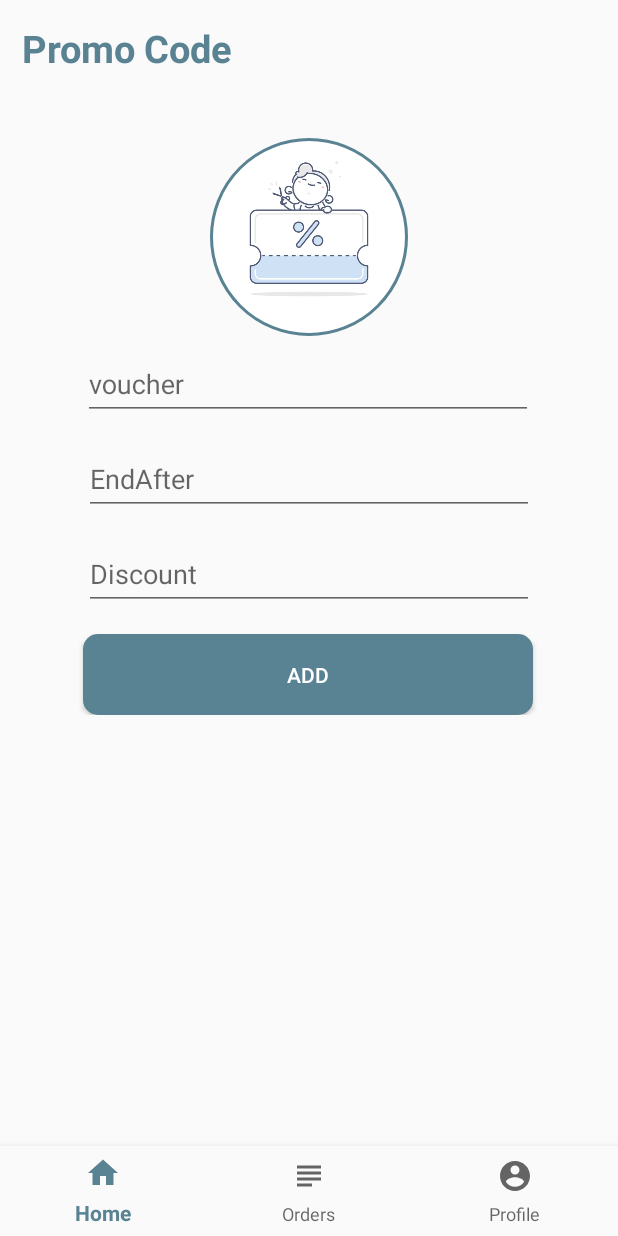
After one commit to linafayez/My-Shop, an Android app: the AddPromoCode screen opened through its navigation route, on a phone screen of 412 x 824 dp. The commit adds this screen. Run offline under Robolectric (Android 15) with nearby library versions, the phone set to English and light mode, and no system bars; our stand-ins replace CircleImageView, Firebase (no records; nobody signed in at launch, a user with empty details on screens opened directly), navigation-ui; libraries missing offline, so code that uses them is left out: studio.carbonylgroup.textfieldboxes.

Commit message:
promo code

```diff
--- a/app/build.gradle
+++ b/app/build.gradle
@@ -58,5 +58,5 @@ dependencies {
     implementation 'com.github.mancj:MaterialSearchBar:0.8.5'
     implementation 'com.google.android.libraries.places:places:2.4.0'
     implementation 'com.karumi:dexter:6.2.1'
-
+    implementation 'com.github.HITGIF:TextFieldBoxes:1.4.5'
 }
--- /dev/null
+++ b/app/src/main/java/com/shop/myshop/Admin/AddPromoCode.java
@@ -0,0 +1,73 @@
+package com.shop.myshop.Admin;
+
+import android.os.Bundle;
+
+import androidx.annotation.NonNull;
+import androidx.annotation.Nullable;
+import androidx.fragment.app.Fragment;
+import androidx.navigation.Navigation;
+
+import android.view.LayoutInflater;
+import android.view.View;
+import android.view.ViewGroup;
+import android.widget.Button;
+import android.widget.Toast;
+
+import com.google.android.gms.tasks.OnSuccessListener;
+import com.google.android.material.textfield.TextInputLayout;
+import com.google.firebase.Timestamp;
+import com.google.firebase.firestore.FirebaseFirestore;
+import com.shop.myshop.PromoCodeModel;
+import com.shop.myshop.R;
+
+import studio.carbonylgroup.textfieldboxes.TextFieldBoxes;
+
+public class AddPromoCode extends Fragment {
+    TextInputLayout PromoCode , EndAfter, Discount;
+    Button Add;
+    String id;
+    FirebaseFirestore db ;
+    PromoCodeModel promoCodeModel;
+    public AddPromoCode() {
+        // Required empty public constructor
+    }
+    @Override
+    public View onCreateView(LayoutInflater inflater, ViewGroup container,
+                             Bundle savedInstanceState) {
+        // Inflate the layout for this fragment
+        return inflater.inflate(R.layout.fragment_add_promo_code, container, false);
+    }
+
+    @Override
+    public void onViewCreated(@NonNull View view, @Nullable Bundle savedInstanceState) {
+        super.onViewCreated(view, savedInstanceState);
+        db = FirebaseFirestore.getInstance();
+        id = db.collection("PromoCode").document().getId();
+
+        PromoCode = view.findViewById(R.id.voucher);
+        EndAfter = view.findViewById(R.id.EndDate);
+
+        Discount= view.findViewById(R.id.Discount);
+        Add = view.findViewById(R.id.add);
+        Add.setOnClickListener(new View.OnClickListener() {
+            @Override
+            public void onClick(View v) {
+                Add.setVisibility(View.INVISIBLE);
+               // Toast.makeText(getContext(),PromoCode.getEditText().getText()+"",Toast.LENGTH_LONG).show();
+               promoCodeModel = new PromoCodeModel(id,Timestamp.now(),   new Timestamp(Timestamp.now().getSeconds()+Integer.parseInt(EndAfter.getEditText().getText().toString())*60*60,0),PromoCode.getEditText().getText().toString(),Integer.parseInt(Discount.getEditText().getText().toString()));
+               Upload(promoCodeModel);
+
+            }
+        });
+    }
+
+    private void Upload(PromoCodeModel promoCodeModel) {
+        db.collection("PromoCode").document(id).set(promoCodeModel).addOnSuccessListener(new OnSuccessListener<Void>() {
+            @Override
+            public void onSuccess(Void aVoid) {
+                Toast.makeText(getContext(),"Done",Toast.LENGTH_LONG).show();
+                Navigation.findNavController(getView()).navigateUp();
+            }
+        });
+    }
+}
--- /dev/null
+++ b/app/src/main/res/layout/fragment_add_promo_code.xml
@@ -0,0 +1,118 @@
+<?xml version="1.0" encoding="utf-8"?>
+<ScrollView xmlns:android="http://schemas.android.com/apk/res/android"
+    xmlns:tools="http://schemas.android.com/tools"
+    android:layout_width="match_parent"
+    android:layout_height="match_parent"
+    xmlns:app="http://schemas.android.com/apk/res-auto"
+    tools:context=".Admin.AddPromoCode">
+
+
+    <androidx.constraintlayout.widget.ConstraintLayout
+        android:layout_width="match_parent"
+        android:layout_height="wrap_content">
+
+        <TextView
+            android:id="@+id/textView3"
+            android:layout_width="wrap_content"
+            android:layout_height="wrap_content"
+            android:layout_margin="7dp"
+            android:layout_marginStart="8dp"
+            android:layout_marginTop="32dp"
+            android:padding="7dp"
+            android:text="@string/promo_code"
+            android:textColor="@color/colorPrimary"
+            android:textSize="25sp"
+            android:textStyle="bold"
+            app:layout_constraintStart_toStartOf="parent"
+            app:layout_constraintTop_toTopOf="parent" />
+
+        <de.hdodenhof.circleimageview.CircleImageView
+            android:id="@+id/profile_image"
+            android:layout_width="132dp"
+            android:layout_height="132dp"
+            android:layout_margin="35dp"
+            android:src="@drawable/youchai"
+            app:civ_border_color="@color/base"
+            app:civ_border_width="2dp"
+            app:layout_constraintEnd_toEndOf="parent"
+            app:layout_constraintStart_toStartOf="parent"
+            app:layout_constraintTop_toBottomOf="@+id/textView3" />
+        <com.google.android.material.textfield.TextInputLayout
+            android:id="@+id/voucher"
+            android:layout_width="300dp"
+            android:layout_height="wrap_content"
+            android:hint="voucher"
+            app:layout_constraintEnd_toEndOf="parent"
+            app:layout_constraintHorizontal_bias="0.497"
+            app:layout_constraintStart_toStartOf="parent"
+            app:layout_constraintTop_toBottomOf="@+id/profile_image">
+
+            <com.google.android.material.textfield.TextInputEditText
+                android:layout_width="match_parent"
+                android:layout_height="wrap_content"
+                />
+
+        </com.google.android.material.textfield.TextInputLayout>
+        <com.google.android.material.textfield.TextInputLayout
+            android:id="@+id/EndDate"
+            android:layout_width="300dp"
+            android:layout_height="wrap_content"
+            android:layout_margin="7dp"
+            android:hint="EndAfter"
+            app:suffixText="Days"
+            app:layout_constraintEnd_toEndOf="parent"
+            app:layout_constraintHorizontal_bias="0.497"
+            app:layout_constraintStart_toStartOf="parent"
+            app:layout_constraintTop_toBottomOf="@+id/voucher">
+
+            <com.google.android.material.textfield.TextInputEditText
+                android:layout_width="match_parent"
+                android:layout_height="wrap_content"
+                />
+
+        </com.google.android.material.textfield.TextInputLayout>
+        <com.google.android.material.textfield.TextInputLayout
+            android:id="@+id/Discount"
+            android:layout_width="300dp"
+            android:layout_height="wrap_content"
+            android:layout_margin="7dp"
+            android:hint="Discount"
+            app:suffixText="%"
+            app:layout_constraintEnd_toEndOf="parent"
+            app:layout_constraintHorizontal_bias="0.497"
+            app:layout_constraintStart_toStartOf="parent"
+            app:layout_constraintTop_toBottomOf="@+id/EndDate">
+
+            <com.google.android.material.textfield.TextInputEditText
+                android:layout_width="match_parent"
+                android:layout_height="wrap_content"
+
+                />
+
+        </com.google.android.material.textfield.TextInputLayout>
+
+
+        <Button
+            android:id="@+id/add"
+            android:layout_width="300dp"
+            android:layout_height="54dp"
+            android:layout_marginTop="16dp"
+            android:background="@drawable/button"
+            android:text="Add"
+            android:textColor="#ffffff"
+            app:layout_constraintEnd_toEndOf="parent"
+            app:layout_constraintHorizontal_bias="0.494"
+            app:layout_constraintStart_toStartOf="parent"
+            app:layout_constraintTop_toBottomOf="@+id/Discount" />
+        <ProgressBar
+            android:id="@+id/progressBar"
+            style="?android:attr/progressBarStyle"
+            android:layout_width="wrap_content"
+            android:layout_height="wrap_content"
+            app:layout_constraintBottom_toBottomOf="@+id/add"
+            app:layout_constraintEnd_toEndOf="@+id/add"
+            app:layout_constraintStart_toStartOf="@+id/add"
+            app:layout_constraintTop_toTopOf="@+id/add" />
+
+    </androidx.constraintlayout.widget.ConstraintLayout>
+</ScrollView>
--- a/app/src/main/res/layout/fragment_sign_up.xml
+++ b/app/src/main/res/layout/fragment_sign_up.xml
@@ -111,7 +111,6 @@
         android:textColor="#ffffff"
         android:background="@drawable/button"
         android:text="@string/up"
-
         app:layout_constraintEnd_toEndOf="@+id/editTextTextPassword3"
         app:layout_constraintHorizontal_bias="0.51"
         app:layout_constraintStart_toStartOf="@+id/editTextTextPassword3"
--- a/app/src/main/res/navigation/admin_nav.xml
+++ b/app/src/main/res/navigation/admin_nav.xml
@@ -16,6 +16,9 @@
         <action
             android:id="@+id/action_adminProfile_to_category"
             app:destination="@id/category" />
+        <action
+            android:id="@+id/action_adminProfile_to_addPromoCode"
+            app:destination="@id/addPromoCode" />
     </fragment>
     <fragment
         android:id="@+id/addCategories"
@@ -114,4 +117,9 @@
             android:name="product"
             app:argType="com.shop.myshop.ProductsModel" />
     </fragment>
+    <fragment
+        android:id="@+id/addPromoCode"
+        android:name="com.shop.myshop.Admin.AddPromoCode"
+        android:label="fragment_add_promo_code"
+        tools:layout="@layout/fragment_add_promo_code" />
 </navigation>
--- a/app/src/main/res/values/strings.xml
+++ b/app/src/main/res/values/strings.xml
@@ -9,4 +9,5 @@
     <string name="newProduct">New Product</string>
     <string name="newCategory">new Category</string>
     <string name="edit_or_delete_product">edit or delete product</string>
+    <string name="promo_code">Promo Code</string>
 </resources>
```
Also changed, not shown: app/src/main/java/com/shop/myshop/Admin/AdminProfile.java (+10 -3 lines), app/src/main/java/com/shop/myshop/PromoCodeModel.java (added, +59 -0 lines), app/src/main/java/com/shop/myshop/User/ChangePassword.java (added, +89 -0 lines), app/src/main/java/com/shop/myshop/User/UserProfile.java (+21 -1 lines), app/src/main/res/layout/fragment_admin_profile.xml (+32 -0 lines), app/src/main/res/layout/fragment_change_password.xml (added, +86 -0 lines), app/src/main/res/navigation/nav_graph.xml (+8 -0 lines), app/src/main/res/drawable-v24/change.jpg (added), app/src/main/res/drawable-v24/youchai.jpg (added), app/src/main/res/layout/fragment_user_info_page.xml (line endings or trailing spaces).
